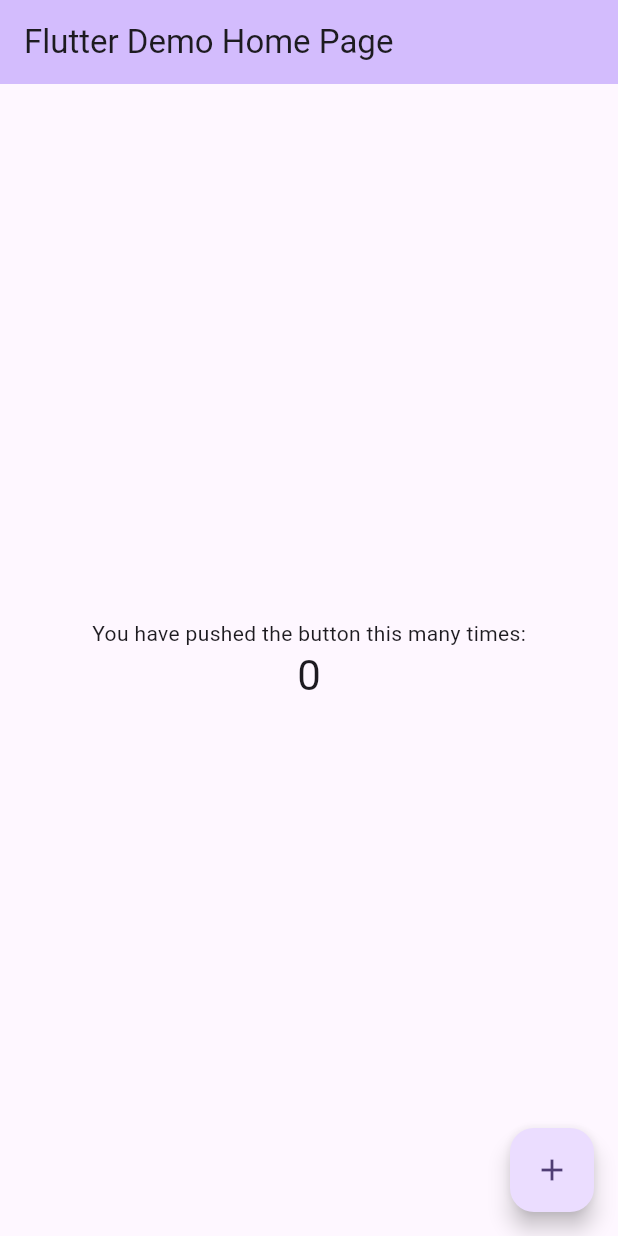
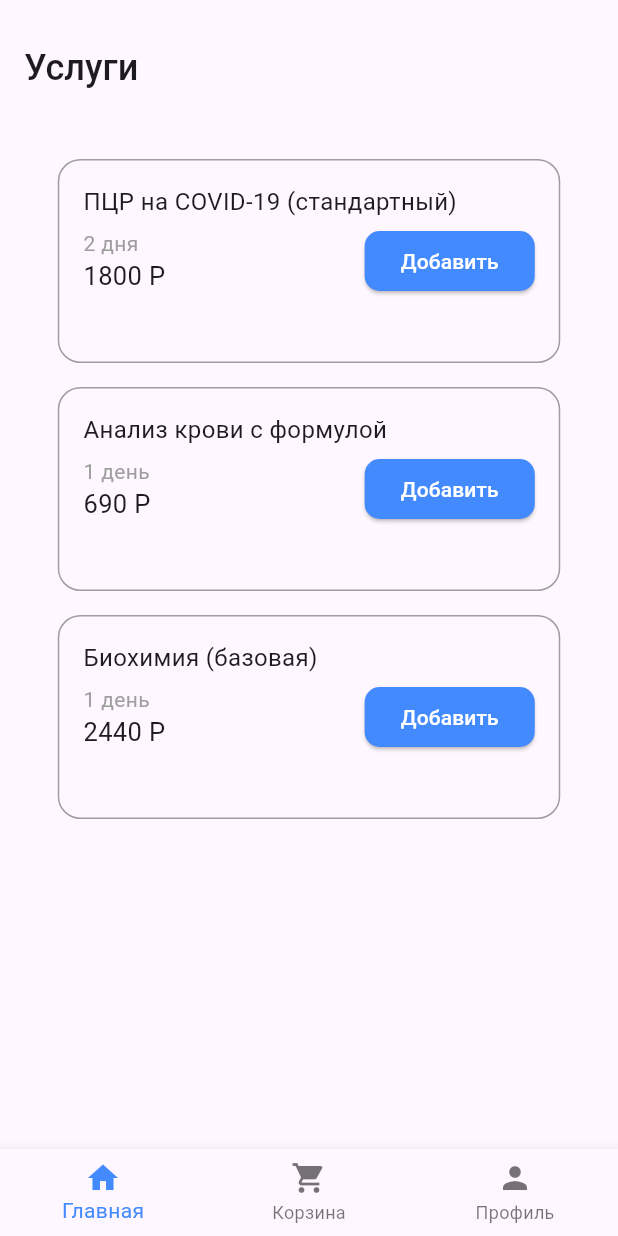
Before and after one commit to dlc-01/dlc_study_Flutter, a Flutter app: the screen it shows after launch, on a phone screen of 412 x 824 dp. Run offline on Flutter 3.47's test engine with Material 3 defaults, Android fonts, the phone set to English and light mode, and no system bars; Roboto replaces fonts that are missing (Montserrat, Montserrat-Regular).

Commit message:
feat: add lab-7

```diff
--- /dev/null
+++ b/lib/first_page.dart
@@ -0,0 +1,137 @@
+import 'package:flutter/material.dart';
+
+class ServicesCatalog extends StatelessWidget {
+  const ServicesCatalog({super.key});
+
+  @override
+  Widget build(BuildContext context) {
+    return Scaffold(
+      appBar: AppBar(
+        toolbarHeight: 90,
+        title: Text(
+          'Услуги',
+          style: TextStyle(
+            fontFamily: 'Montserrat',
+            fontWeight: FontWeight.w500,
+            fontSize: 24,
+          ),
+        ),
+        elevation: 0,
+      ),
+      body: Center(
+        child: Padding(
+          padding: const EdgeInsets.all(16.0),
+          child: Column(
+            mainAxisAlignment: MainAxisAlignment.center,
+            children: [
+              ServiceTile(
+                name: 'ПЦР на COVID-19 (стандартный)',
+                cost: 1800,
+                processingTime: '2 дня',
+              ),
+              SizedBox(height: 16),
+              ServiceTile(
+                name: 'Анализ крови с формулой',
+                cost: 690,
+                processingTime: '1 день',
+              ),
+              SizedBox(height: 16),
+              ServiceTile(
+                name: 'Биохимия (базовая)',
+                cost: 2440,
+                processingTime: '1 день',
+              ),
+              Spacer(),
+            ],
+          ),
+        ),
+      ),
+    );
+  }
+}
+
+class ServiceTile extends StatelessWidget {
+  final String name;
+  final int cost;
+  final String processingTime;
+
+  const ServiceTile({
+    required this.name,
+    required this.cost,
+    required this.processingTime,
+  });
+
+  @override
+  Widget build(BuildContext context) {
+    return Container(
+      width: 335,
+      height: 136,
+      padding: const EdgeInsets.all(16.0),
+      decoration: BoxDecoration(
+        border: Border.all(color: Colors.grey, width: 1),
+        borderRadius: BorderRadius.circular(15),
+      ),
+      child: Column(
+        crossAxisAlignment: CrossAxisAlignment.start,
+        children: [
+          Text(
+            name,
+            style: TextStyle(
+              fontSize: 16,
+              fontFamily: 'Montserrat',
+              fontWeight: FontWeight.w400,
+            ),
+          ),
+          SizedBox(height: 4),
+          Row(
+            mainAxisAlignment: MainAxisAlignment.spaceBetween,
+            children: [
+              Column(
+                crossAxisAlignment: CrossAxisAlignment.start,
+                children: [
+                  Text(
+                    processingTime,
+                    style: TextStyle(
+                      color: Colors.grey,
+                      fontFamily: 'Montserrat',
+                      fontSize: 14,
+                      fontWeight: FontWeight.w400,
+                    ),
+                  ),
+                  Text(
+                    '$cost Р',
+                    style: TextStyle(
+                      fontSize: 17,
+                      fontFamily: 'Montserrat-Regular',
+                      fontWeight: FontWeight.w400,
+                    ),
+                  ),
+                ],
+              ),
+              ElevatedButton(
+                style: ElevatedButton.styleFrom(
+                  backgroundColor: Colors.blueAccent,
+                  foregroundColor: Colors.white,
+                  shape: RoundedRectangleBorder(
+                    borderRadius: BorderRadius.circular(10),
+                  ),
+                ),
+                onPressed: () {
+                  // Добавить в корзину
+                },
+                child: Text(
+                  'Добавить',
+                  style: TextStyle(
+                    fontFamily: 'Montserrat',
+                    fontSize: 14,
+                    fontWeight: FontWeight.w500,
+                  ),
+                ),
+              ),
+            ],
+          ),
+        ],
+      ),
+    );
+  }
+}
--- a/lib/main.dart
+++ b/lib/main.dart
@@ -1,4 +1,7 @@
 import 'package:flutter/material.dart';
+import 'cart.dart';
+import 'first_page.dart';
+import 'profile.dart';
 
 void main() {
   runApp(const MyApp());
@@ -6,120 +9,57 @@ void main() {
 
 class MyApp extends StatelessWidget {
   const MyApp({super.key});
-
-  // This widget is the root of your application.
   @override
   Widget build(BuildContext context) {
     return MaterialApp(
-      title: 'Flutter Demo',
-      theme: ThemeData(
-        // This is the theme of your application.
-        //
-        // TRY THIS: Try running your application with "flutter run". You'll see
-        // the application has a purple toolbar. Then, without quitting the app,
-        // try changing the seedColor in the colorScheme below to Colors.green
-        // and then invoke "hot reload" (save your changes or press the "hot
-        // reload" button in a Flutter-supported IDE, or press "r" if you used
-        // the command line to start the app).
-        //
-        // Notice that the counter didn't reset back to zero; the application
-        // state is not lost during the reload. To reset the state, use hot
-        // restart instead.
-        //
-        // This works for code too, not just values: Most code changes can be
-        // tested with just a hot reload.
-        colorScheme: ColorScheme.fromSeed(seedColor: Colors.deepPurple),
-        useMaterial3: true,
-      ),
-      home: const MyHomePage(title: 'Flutter Demo Home Page'),
+      debugShowCheckedModeBanner: false,
+      home: HomePage(),
     );
   }
 }
 
-class MyHomePage extends StatefulWidget {
-  const MyHomePage({super.key, required this.title});
-
-  // This widget is the home page of your application. It is stateful, meaning
-  // that it has a State object (defined below) that contains fields that affect
-  // how it looks.
-
-  // This class is the configuration for the state. It holds the values (in this
-  // case the title) provided by the parent (in this case the App widget) and
-  // used by the build method of the State. Fields in a Widget subclass are
-  // always marked "final".
-
-  final String title;
-
+class HomePage extends StatefulWidget {
   @override
-  State<MyHomePage> createState() => _MyHomePageState();
+  _HomePageState createState() => _HomePageState();
 }
 
-class _MyHomePageState extends State<MyHomePage> {
-  int _counter = 0;
+class _HomePageState extends State<HomePage> {
+  int _currentIndex = 0;
+  static const List<Widget> _pages = <Widget>[
+    ServicesCatalog(),
+    ShoppingCart(),
+    UserProfile(),
+  ];
 
-  void _incrementCounter() {
+  void _onTabTapped(int index) {
     setState(() {
-      // This call to setState tells the Flutter framework that something has
-      // changed in this State, which causes it to rerun the build method below
-      // so that the display can reflect the updated values. If we changed
-      // _counter without calling setState(), then the build method would not be
-      // called again, and so nothing would appear to happen.
-      _counter++;
+      _currentIndex = index;
     });
   }
 
   @override
   Widget build(BuildContext context) {
-    // This method is rerun every time setState is called, for instance as done
-    // by the _incrementCounter method above.
-    //
-    // The Flutter framework has been optimized to make rerunning build methods
-    // fast, so that you can just rebuild anything that needs updating rather
-    // than having to individually change instances of widgets.
     return Scaffold(
-      appBar: AppBar(
-        // TRY THIS: Try changing the color here to a specific color (to
-        // Colors.amber, perhaps?) and trigger a hot reload to see the AppBar
-        // change color while the other colors stay the same.
-        backgroundColor: Theme.of(context).colorScheme.inversePrimary,
-        // Here we take the value from the MyHomePage object that was created by
-        // the App.build method, and use it to set our appbar title.
-        title: Text(widget.title),
+      body: _pages.elementAt(_currentIndex),
+      bottomNavigationBar: BottomNavigationBar(
+        items: const <BottomNavigationBarItem>[
+          BottomNavigationBarItem(
+            icon: Icon(Icons.home),
+            label: 'Главная',
+          ),
+          BottomNavigationBarItem(
+            icon: Icon(Icons.shopping_cart),
+            label: 'Корзина',
+          ),
+          BottomNavigationBarItem(
+            icon: Icon(Icons.person),
+            label: 'Профиль',
+          ),
+        ],
+        currentIndex: _currentIndex,
+        selectedItemColor: Colors.blueAccent,
+        onTap: _onTabTapped,
       ),
-      body: Center(
-        // Center is a layout widget. It takes a single child and positions it
-        // in the middle of the parent.
-        child: Column(
-          // Column is also a layout widget. It takes a list of children and
-          // arranges them vertically. By default, it sizes itself to fit its
-          // children horizontally, and tries to be as tall as its parent.
-          //
-          // Column has various properties to control how it sizes itself and
-          // how it positions its children. Here we use mainAxisAlignment to
-          // center the children vertically; the main axis here is the vertical
-          // axis because Columns are vertical (the cross axis would be
-          // horizontal).
-          //
-          // TRY THIS: Invoke "debug painting" (choose the "Toggle Debug Paint"
-          // action in the IDE, or press "p" in the console), to see the
-          // wireframe for each widget.
-          mainAxisAlignment: MainAxisAlignment.center,
-          children: <Widget>[
-            const Text(
-              'You have pushed the button this many times:',
-            ),
-            Text(
-              '$_counter',
-              style: Theme.of(context).textTheme.headlineMedium,
-            ),
-          ],
-        ),
-      ),
-      floatingActionButton: FloatingActionButton(
-        onPressed: _incrementCounter,
-        tooltip: 'Increment',
-        child: const Icon(Icons.add),
-      ), // This trailing comma makes auto-formatting nicer for build methods.
     );
   }
 }
--- a/pubspec.yaml
+++ b/pubspec.yaml
@@ -52,6 +52,8 @@ dev_dependencies:
 
 # The following section is specific to Flutter packages.
 flutter:
+  assets:
+    - assets/images/
 
   # The following line ensures that the Material Icons font is
   # included with your application, so that you can use the icons in
```
Also changed, not shown: lib/cart.dart (added, +156 -0 lines), lib/profile.dart (added, +161 -0 lines), assets/images/adress.png (added), assets/images/cards.png (added), assets/images/order.png (added), assets/images/settings.png (added), img.png, img_1.png (added), img_2.png (added), 1 other file.
